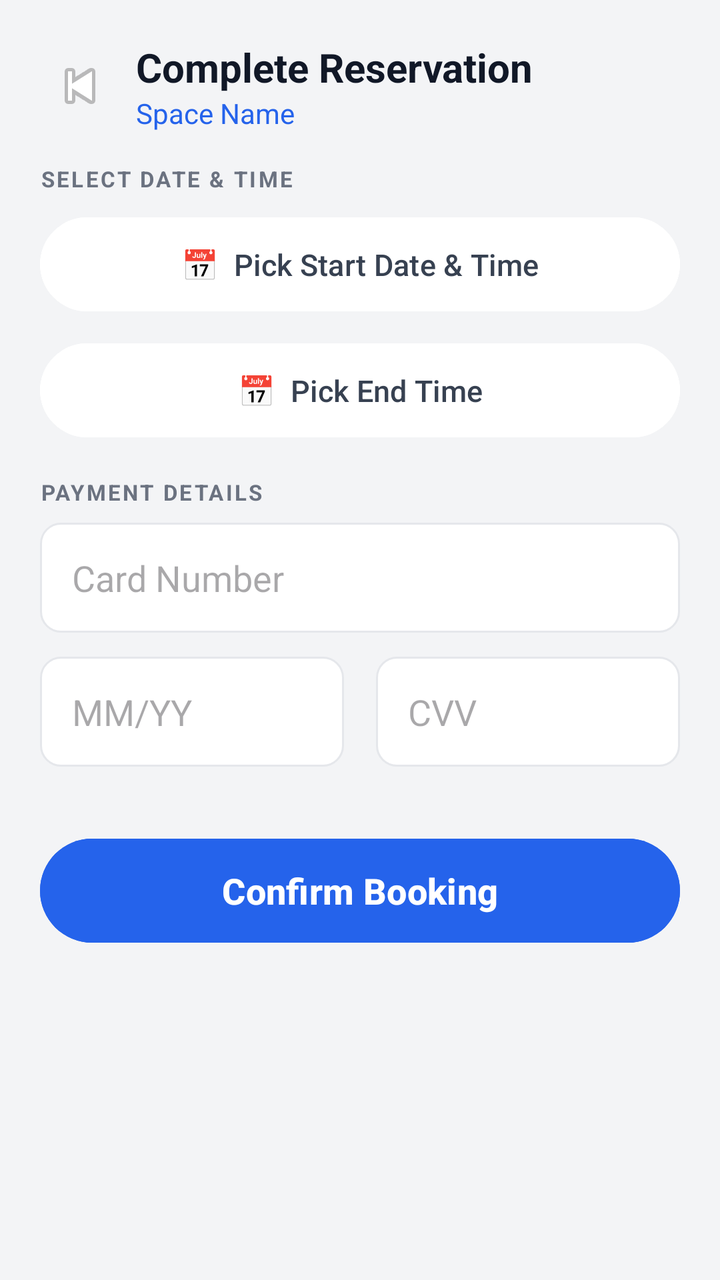
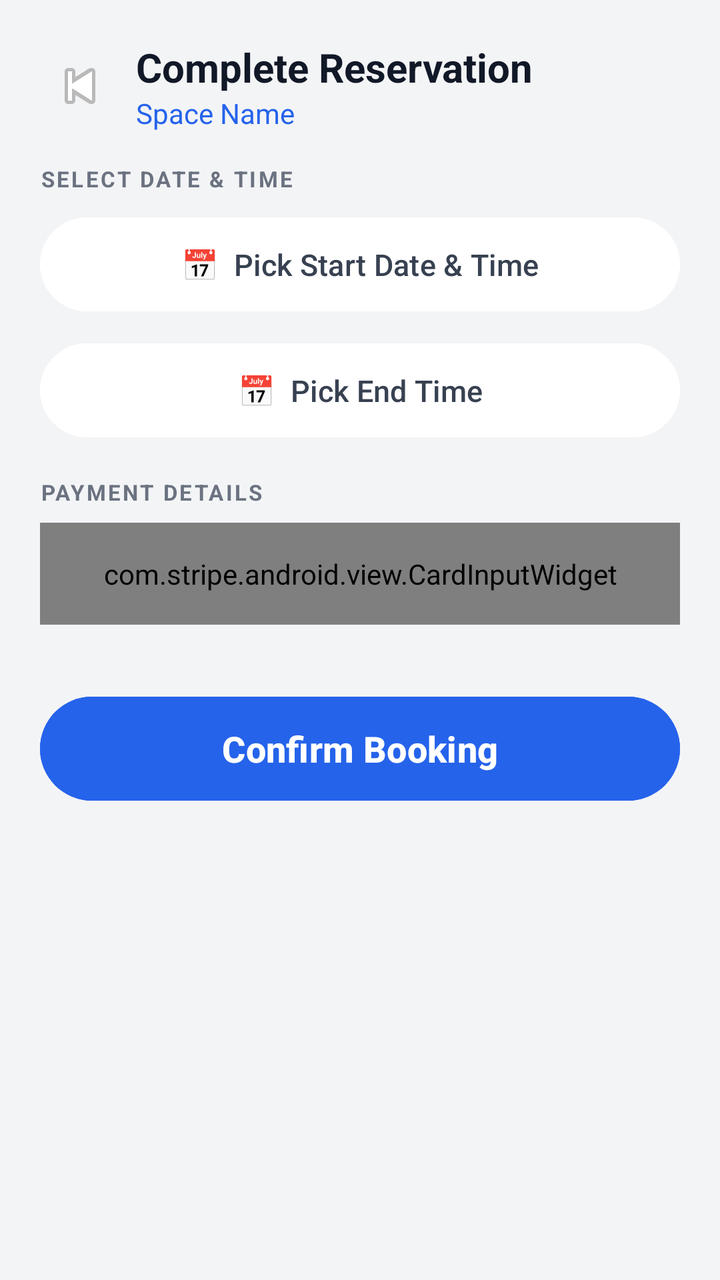

The first picture is an Android layout as it rendered before a commit; the second is the same layout after the commit. The layout source and the unified diff follow.
<!-- AndroidManifest.xml: application theme Theme.WorkSpaceMobile -->
<!-- res/layout/activity_booking.xml -->
<?xml version="1.0" encoding="utf-8"?>
<ScrollView xmlns:android="http://schemas.android.com/apk/res/android"
    android:layout_width="match_parent"
    android:layout_height="match_parent"
    android:background="#F3F4F6">

    <LinearLayout
        android:layout_width="match_parent"
        android:layout_height="wrap_content"
        android:orientation="vertical"
        android:padding="20dp">

        
        <LinearLayout
            android:layout_width="match_parent"
            android:layout_height="wrap_content"
            android:orientation="horizontal"
            android:gravity="center_vertical"
            android:layout_marginBottom="16dp">

            <ImageButton
                android:id="@+id/btnBackBooking"
                android:layout_width="40dp"
                android:layout_height="40dp"
                android:src="@android:drawable/ic_media_previous"
                android:background="?attr/selectableItemBackgroundBorderless"
                android:contentDescription="Back"
                android:layout_marginEnd="8dp"/>

            <LinearLayout
                android:layout_width="0dp"
                android:layout_height="wrap_content"
                android:layout_weight="1"
                android:orientation="vertical">

                <TextView
                    android:layout_width="wrap_content"
                    android:layout_height="wrap_content"
                    android:text="Complete Reservation"
                    android:textSize="20sp"
                    android:textStyle="bold"
                    android:textColor="#111827"/>

                <TextView
                    android:id="@+id/tvBookingSpaceName"
                    android:layout_width="wrap_content"
                    android:layout_height="wrap_content"
                    android:text="Space Name"
                    android:textSize="14sp"
                    android:textColor="#2563EB"/>
            </LinearLayout>
        </LinearLayout>

        
        <TextView
            android:id="@+id/tvSelectedSlot"
            android:layout_width="match_parent"
            android:layout_height="wrap_content"
            android:background="#EDE9FE"
            android:padding="12dp"
            android:textSize="13sp"
            android:textColor="#5B21B6"
            android:visibility="gone"
            android:layout_marginBottom="16dp"/>

        
        <TextView
            android:layout_width="wrap_content"
            android:layout_height="wrap_content"
            android:text="SELECT DATE &amp; TIME"
            android:textSize="11sp"
            android:textStyle="bold"
            android:textColor="#6B7280"
            android:letterSpacing="0.1"
            android:layout_marginBottom="8dp"/>

        <Button
            android:id="@+id/btnSelectStartTime"
            android:layout_width="match_parent"
            android:layout_height="55dp"
            android:layout_marginBottom="8dp"
            android:text="📅  Pick Start Date &amp; Time"
            android:backgroundTint="#FFFFFF"
            android:textColor="#374151"
            android:textSize="15sp"/>

        <Button
            android:id="@+id/btnSelectEndTime"
            android:layout_width="match_parent"
            android:layout_height="55dp"
            android:layout_marginBottom="16dp"
            android:text="📅  Pick End Time"
            android:backgroundTint="#FFFFFF"
            android:textColor="#374151"
            android:textSize="15sp"/>

        
        <TextView
            android:id="@+id/tvPriceSummary"
            android:layout_width="match_parent"
            android:layout_height="wrap_content"
            android:background="#EFF6FF"
            android:padding="16dp"
            android:textSize="15sp"
            android:textColor="#1E40AF"
            android:lineSpacingMultiplier="1.6"
            android:visibility="gone"
            android:layout_marginBottom="24dp"/>

        
        <TextView
            android:layout_width="wrap_content"
            android:layout_height="wrap_content"
            android:text="PAYMENT DETAILS"
            android:textSize="11sp"
            android:textStyle="bold"
            android:textColor="#6B7280"
            android:letterSpacing="0.1"
            android:layout_marginBottom="8dp"/>

        <EditText
            android:id="@+id/etCardNumber"
            android:layout_width="match_parent"
            android:layout_height="55dp"
            android:background="@drawable/edit_text_bg"
            android:hint="Card Number"
            android:paddingStart="16dp"
            android:paddingEnd="16dp"
            android:inputType="number"
            android:layout_marginBottom="12dp"/>

        <LinearLayout
            android:layout_width="match_parent"
            android:layout_height="wrap_content"
            android:orientation="horizontal"
            android:weightSum="2"
            android:layout_marginBottom="32dp">

            <EditText
                android:id="@+id/etExpiry"
                android:layout_width="0dp"
                android:layout_height="55dp"
                android:layout_weight="1"
                android:background="@drawable/edit_text_bg"
                android:hint="MM/YY"
                android:paddingStart="16dp"
                android:paddingEnd="16dp"
                android:layout_marginEnd="8dp"/>

            <EditText
                android:id="@+id/etCvv"
                android:layout_width="0dp"
                android:layout_height="55dp"
                android:layout_weight="1"
                android:background="@drawable/edit_text_bg"
                android:hint="CVV"
                android:paddingStart="16dp"
                android:paddingEnd="16dp"
                android:inputType="numberPassword"
                android:layout_marginStart="8dp"/>
        </LinearLayout>

        <Button
            android:id="@+id/btnConfirmBooking"
            android:layout_width="match_parent"
            android:layout_height="60dp"
            android:text="Confirm Booking"
            android:backgroundTint="#2563EB"
            android:textColor="#FFFFFF"
            android:textSize="18sp"
            android:textStyle="bold"/>

        <ProgressBar
            android:id="@+id/progressBarBooking"
            android:layout_width="wrap_content"
            android:layout_height="wrap_content"
            android:layout_gravity="center"
            android:visibility="gone"
            android:layout_marginTop="16dp"/>

    </LinearLayout>
</ScrollView>
<!-- resources referenced by this layout -->
<resources>
  <!-- drawable edit_text_bg (drawable) -->
  <?xml version="1.0" encoding="utf-8"?>
  <shape xmlns:android="http://schemas.android.com/apk/res/android"
      android:shape="rectangle">
      <solid android:color="#FFFFFF"/>
      <stroke android:width="1dp" android:color="#E5E7EB"/>
      <corners android:radius="10dp"/>
  </shape>
  <style name="Theme.WorkSpaceMobile" parent="Base.Theme.WorkSpaceMobile" />
  <style name="Base.Theme.WorkSpaceMobile" parent="Theme.Material3.DayNight.NoActionBar">
          
          
      </style>
</resources>

<!-- the commit's change to res/layout/activity_booking.xml (unified diff, before → after) -->
@@ -118,47 +118,13 @@
             android:letterSpacing="0.1"
             android:layout_marginBottom="8dp"/>
 
-        <EditText
-            android:id="@+id/etCardNumber"
-            android:layout_width="match_parent"
-            android:layout_height="55dp"
-            android:background="@drawable/edit_text_bg"
-            android:hint="Card Number"
-            android:paddingStart="16dp"
-            android:paddingEnd="16dp"
-            android:inputType="number"
-            android:layout_marginBottom="12dp"/>
-
-        <LinearLayout
+        <com.stripe.android.view.CardInputWidget
+            android:id="@+id/cardInputWidget"
             android:layout_width="match_parent"
             android:layout_height="wrap_content"
-            android:orientation="horizontal"
-            android:weightSum="2"
-            android:layout_marginBottom="32dp">
-
-            <EditText
-                android:id="@+id/etExpiry"
-                android:layout_width="0dp"
-                android:layout_height="55dp"
-                android:layout_weight="1"
-                android:background="@drawable/edit_text_bg"
-                android:hint="MM/YY"
-                android:paddingStart="16dp"
-                android:paddingEnd="16dp"
-                android:layout_marginEnd="8dp"/>
-
-            <EditText
-                android:id="@+id/etCvv"
-                android:layout_width="0dp"
-                android:layout_height="55dp"
-                android:layout_weight="1"
-                android:background="@drawable/edit_text_bg"
-                android:hint="CVV"
-                android:paddingStart="16dp"
-                android:paddingEnd="16dp"
-                android:inputType="numberPassword"
-                android:layout_marginStart="8dp"/>
-        </LinearLayout>
+            android:background="@drawable/edit_text_bg"
+            android:padding="16dp"
+            android:layout_marginBottom="32dp" />
 
         <Button
             android:id="@+id/btnConfirmBooking"
